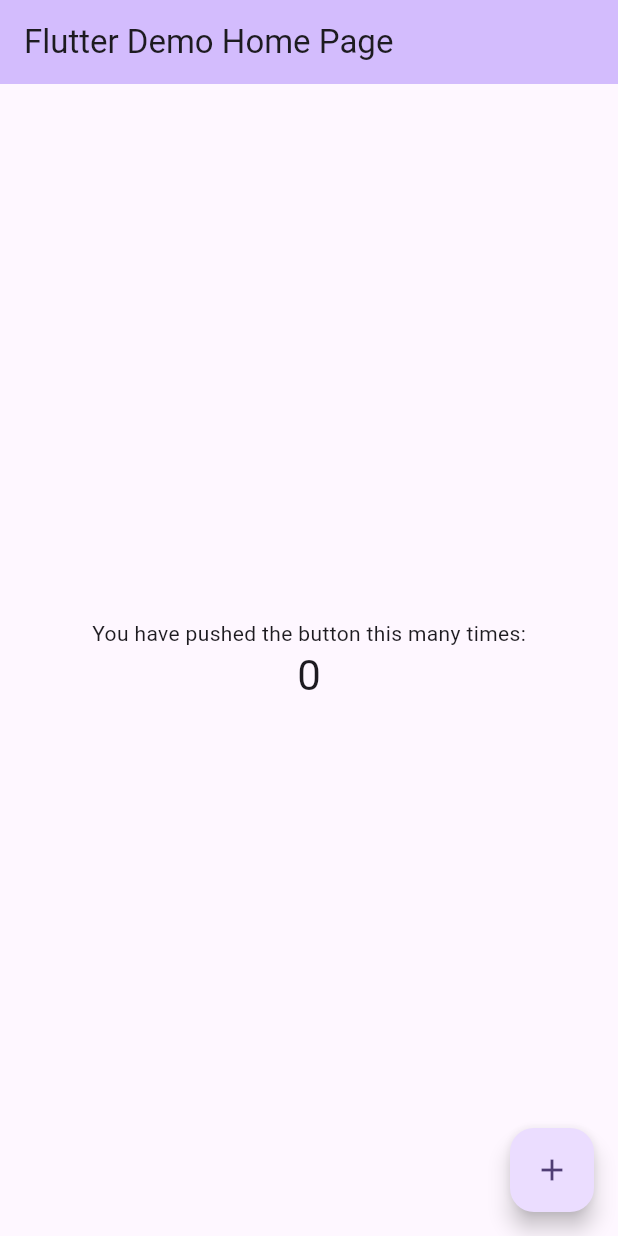
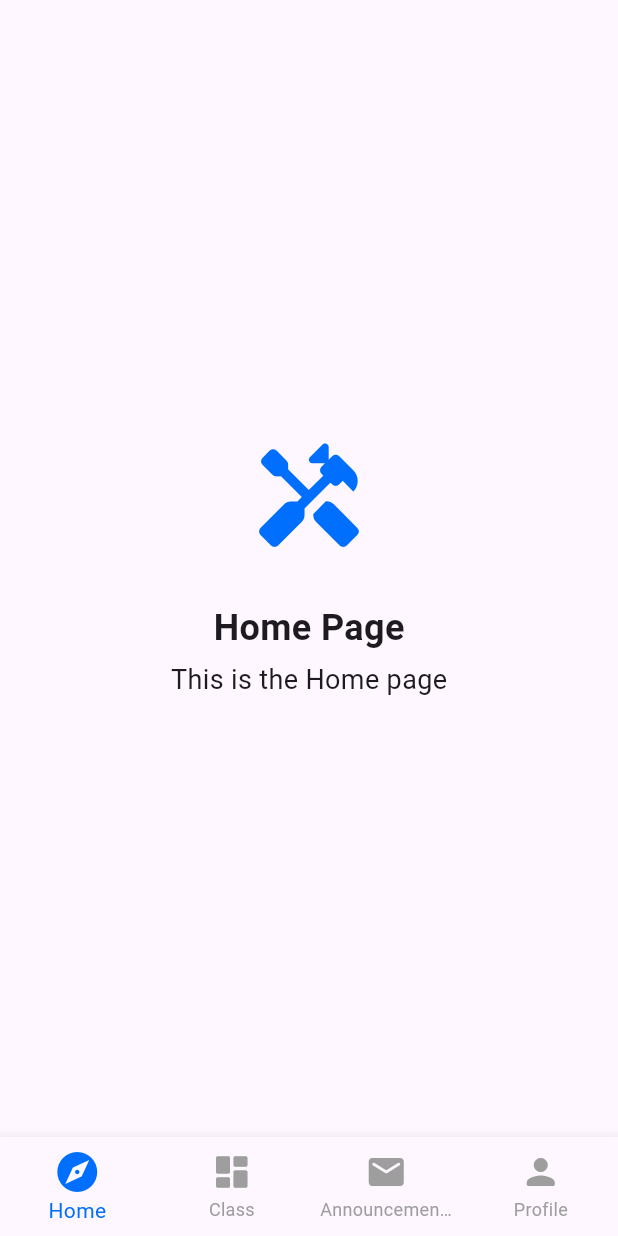
Before and after one commit to SmartEduCarelk/class_management_app, a Flutter app: the screen it shows after launch, on a phone screen of 412 x 824 dp. Run offline on Flutter 3.47's test engine with Material 3 defaults, Android fonts, the phone set to English and light mode, and no system bars.

Commit message:
theme, bottom nav, views

```diff
--- /dev/null
+++ b/lib/components/bottom_nav_bar.dart
@@ -0,0 +1,53 @@
+import 'package:flutter/material.dart';
+import '../views/home_page.dart';
+import '../views/classes_page.dart';
+import '../views/announcement_page.dart';
+import '../views/profile_page.dart';
+import '../utils/theme/themes.dart';
+
+class BottomNavBar extends StatefulWidget {
+  const BottomNavBar({super.key});
+
+  @override
+  State<BottomNavBar> createState() => _BottomNavBarState();
+}
+
+class _BottomNavBarState extends State<BottomNavBar> {
+  int _selectedIndex = 0;
+
+  // List of pages to navigate
+  final List<Widget> _pages = const [
+    HomePage(),
+    ClassesPage(),
+    AnnouncementPage(),
+    ProfilePage(),
+  ];
+
+  void _onItemTapped(int index) {
+    setState(() {
+      _selectedIndex = index;
+    });
+  }
+
+  @override
+  Widget build(BuildContext context) {
+    return Scaffold(
+      body: _pages[_selectedIndex],
+      bottomNavigationBar: BottomNavigationBar(
+        currentIndex: _selectedIndex,
+        onTap: _onItemTapped,
+        type: BottomNavigationBarType.fixed,
+        selectedItemColor: AppThemes.lightTheme.primaryColor,   // selected icon color
+        unselectedItemColor: Colors.grey,       // unselected icon color
+        selectedIconTheme: const IconThemeData(size: 32),   // increase size
+        unselectedIconTheme: const IconThemeData(size: 28), // slightly smaller
+        items: const [
+          BottomNavigationBarItem(icon: Icon(Icons.explore_rounded), label: "Home"),
+          BottomNavigationBarItem(icon: Icon(Icons.dashboard_rounded), label: "Class"),
+          BottomNavigationBarItem(icon: Icon(Icons.email_rounded), label: "AnnouncementPage"),
+          BottomNavigationBarItem(icon: Icon(Icons.person_rounded), label: "Profile"),
+        ],
+      ),
+    );
+  }
+}
--- a/lib/main.dart
+++ b/lib/main.dart
@@ -1,4 +1,5 @@
 import 'package:flutter/material.dart';
+import './components/bottom_nav_bar.dart';
 
 void main() {
   runApp(const MyApp());
@@ -7,116 +8,11 @@ void main() {
 class MyApp extends StatelessWidget {
   const MyApp({super.key});
 
-  // This widget is the root of your application.
   @override
   Widget build(BuildContext context) {
     return MaterialApp(
-      title: 'Flutter Demo',
-      theme: ThemeData(
-        // This is the theme of your application.
-        //
-        // TRY THIS: Try running your application with "flutter run". You'll see
-        // the application has a purple toolbar. Then, without quitting the app,
-        // try changing the seedColor in the colorScheme below to Colors.green
-        // and then invoke "hot reload" (save your changes or press the "hot
-        // reload" button in a Flutter-supported IDE, or press "r" if you used
-        // the command line to start the app).
-        //
-        // Notice that the counter didn't reset back to zero; the application
-        // state is not lost during the reload. To reset the state, use hot
-        // restart instead.
-        //
-        // This works for code too, not just values: Most code changes can be
-        // tested with just a hot reload.
-        colorScheme: ColorScheme.fromSeed(seedColor: Colors.deepPurple),
-      ),
-      home: const MyHomePage(title: 'Flutter Demo Home Page'),
+      debugShowCheckedModeBanner: false,
+      home: BottomNavBar(),
     );
   }
 }
-
-class MyHomePage extends StatefulWidget {
-  const MyHomePage({super.key, required this.title});
-
-  // This widget is the home page of your application. It is stateful, meaning
-  // that it has a State object (defined below) that contains fields that affect
-  // how it looks.
-
-  // This class is the configuration for the state. It holds the values (in this
-  // case the title) provided by the parent (in this case the App widget) and
-  // used by the build method of the State. Fields in a Widget subclass are
-  // always marked "final".
-
-  final String title;
-
-  @override
-  State<MyHomePage> createState() => _MyHomePageState();
-}
-
-class _MyHomePageState extends State<MyHomePage> {
-  int _counter = 0;
-
-  void _incrementCounter() {
-    setState(() {
-      // This call to setState tells the Flutter framework that something has
-      // changed in this State, which causes it to rerun the build method below
-      // so that the display can reflect the updated values. If we changed
-      // _counter without calling setState(), then the build method would not be
-      // called again, and so nothing would appear to happen.
-      _counter++;
-    });
-  }
-
-  @override
-  Widget build(BuildContext context) {
-    // This method is rerun every time setState is called, for instance as done
-    // by the _incrementCounter method above.
-    //
-    // The Flutter framework has been optimized to make rerunning build methods
-    // fast, so that you can just rebuild anything that needs updating rather
-    // than having to individually change instances of widgets.
-    return Scaffold(
-      appBar: AppBar(
-        // TRY THIS: Try changing the color here to a specific color (to
-        // Colors.amber, perhaps?) and trigger a hot reload to see the AppBar
-        // change color while the other colors stay the same.
-        backgroundColor: Theme.of(context).colorScheme.inversePrimary,
-        // Here we take the value from the MyHomePage object that was created by
-        // the App.build method, and use it to set our appbar title.
-        title: Text(widget.title),
-      ),
-      body: Center(
-        // Center is a layout widget. It takes a single child and positions it
-        // in the middle of the parent.
-        child: Column(
-          // Column is also a layout widget. It takes a list of children and
-          // arranges them vertically. By default, it sizes itself to fit its
-          // children horizontally, and tries to be as tall as its parent.
-          //
-          // Column has various properties to control how it sizes itself and
-          // how it positions its children. Here we use mainAxisAlignment to
-          // center the children vertically; the main axis here is the vertical
-          // axis because Columns are vertical (the cross axis would be
-          // horizontal).
-          //
-          // TRY THIS: Invoke "debug painting" (choose the "Toggle Debug Paint"
-          // action in the IDE, or press "p" in the console), to see the
-          // wireframe for each widget.
-          mainAxisAlignment: MainAxisAlignment.center,
-          children: <Widget>[
-            const Text('You have pushed the button this many times:'),
-            Text(
-              '$_counter',
-              style: Theme.of(context).textTheme.headlineMedium,
-            ),
-          ],
-        ),
-      ),
-      floatingActionButton: FloatingActionButton(
-        onPressed: _incrementCounter,
-        tooltip: 'Increment',
-        child: const Icon(Icons.add),
-      ), // This trailing comma makes auto-formatting nicer for build methods.
-    );
-  }
-}
--- /dev/null
+++ b/lib/utils/constants/app_colors.dart
@@ -0,0 +1,44 @@
+import 'package:flutter/material.dart';
+
+class AppColors {
+  // * Highlight colors (blue scale)
+  static const primary = Color(0xFF006FFD);    // brand / main
+  static const onPrimary = Color(0xFF2897FF); // darker shade
+  static const secondary = Color(0xFF6FBAFF); // light shade
+  static const onSecondary = Color(0xFFB4DBFF); // pale shade
+  static const surface = Color(0xFFEAF2FF); // background tint
+
+
+  // * Neutral shades
+  // Light neutrals (backgrounds, borders, surfaces)
+  static const neutralLight = Color(0xFFC5C6CC);   // light neutral (border)
+  static const neutralLighter = Color(0xFFD4D6DD); // lighter neutral (divider)
+  static const neutralSurface = Color(0xFFE8E9F1); // surface background
+  static const neutralBackground = Color(0xFFF8F9FE); // app background
+  static const neutralWhite = Color(0xFFFFFFFF);   // pure white
+
+  // Dark neutrals (text, icons, strong surfaces)
+  static const neutralBlack = Color(0xFF1F2024);   // near black
+  static const neutralDark = Color(0xFF2F3036);    // dark neutral
+  static const neutralDarker = Color(0xFF494A50);  // darker neutral
+  static const neutralText = Color(0xFF71727A);    // secondary text
+  static const neutralCaption = Color(0xFF8F9098); // caption / disabled text
+
+  // * Support colors
+  // Success (positive feedback, confirmations)
+  static const successDark = Color(0xFF298267);       // dark green
+  static const success = Color(0xFF3AC0A0);           // main success green
+  static const successBackground = Color(0xFFE7F4E8); // success background tint
+
+  // Warning (alerts, cautions)
+  static const warningDark = Color(0xFFE86339);       // dark orange
+  static const warning = Color(0xFFFFA726);           // main warning orange
+  static const warningBackground = Color(0xFFFFF4E4); // warning background tint
+
+  // Error (failures, critical states)
+  static const error = Color(0xFFED3241);         // dark red
+  static const onError = Color(0xFFFF616D);             // main error red
+  static const errorBackground = Color(0xFFFFE2E5);   // error background tint
+
+
+}
--- /dev/null
+++ b/lib/utils/theme/themes.dart
@@ -0,0 +1,22 @@
+import 'package:flutter/material.dart';
+import '../constants/app_colors.dart';
+
+class AppThemes {
+  // * light theme
+  static ThemeData lightTheme = ThemeData(
+    brightness: Brightness.light,
+    primaryColor: AppColors.primary,
+    scaffoldBackgroundColor: Colors.white,
+    colorScheme: ColorScheme(
+      brightness: Brightness.light,
+      primary: AppColors.primary,
+      onPrimary: AppColors.onPrimary,
+      secondary: AppColors.secondary,
+      onSecondary: AppColors.onSecondary,
+      error: AppColors.error,
+      onError: AppColors.onError,
+      surface: AppColors.surface,
+      onSurface: Colors.white,
+    ),
+  );
+}
--- /dev/null
+++ b/lib/views/home_page.dart
@@ -0,0 +1,62 @@
+import 'package:flutter/material.dart';
+import '../utils/theme/themes.dart';
+
+
+
+class MyApp extends StatelessWidget {
+  const MyApp({super.key});
+
+  @override
+  Widget build(BuildContext context) {
+    return MaterialApp(
+      theme: AppThemes.lightTheme,
+      home: const HomePage(),
+    );
+  }
+}
+
+class HomePage extends StatelessWidget{
+  const HomePage({super.key});
+
+  @override
+  Widget build(BuildContext context) {
+    return Scaffold(
+      backgroundColor: Theme.of(context).colorScheme.surface,
+      body: Center(
+        child: Column(
+          mainAxisAlignment: MainAxisAlignment.center,
+          children: [
+            // logo
+            Icon(
+              Icons.handyman_rounded,
+              size: 80,
+              color: AppThemes.lightTheme.primaryColor,
+            ),
+
+            const SizedBox(height: 30),
+
+            // title
+            Text(
+              "Home Page",
+              style: TextStyle(
+                fontWeight: FontWeight.bold,
+                fontSize: 24,
+              ),
+            ),
+
+            const SizedBox(height: 5),
+
+            // subtitle
+            Text(
+              "This is the Home page",
+              style: TextStyle(
+                fontWeight: FontWeight.normal,
+                fontSize: 18,
+              ),
+            ),
+          ],
+        ),
+      )
+    );
+  }
+}
```
Also changed, not shown: lib/views/announcement_page.dart (added, +60 -0 lines), lib/views/classes_page.dart (added, +62 -0 lines), lib/views/profile_page.dart (added, +62 -0 lines), lib/views/startup.dart (added, +62 -0 lines), 1 other file.
